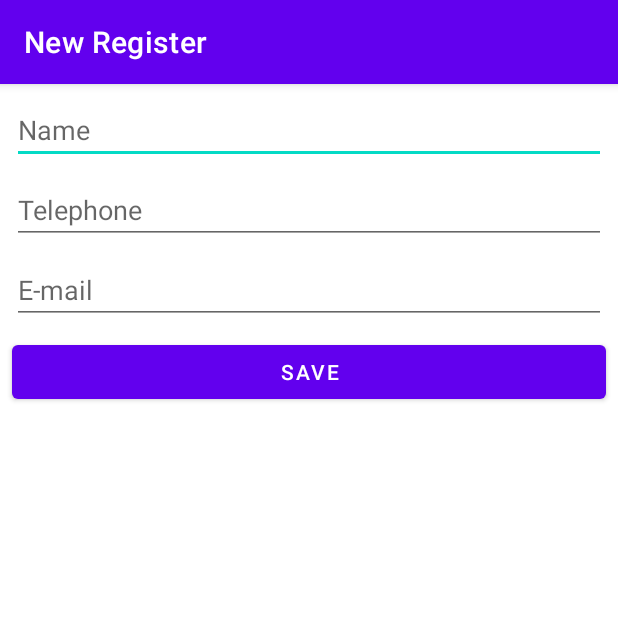
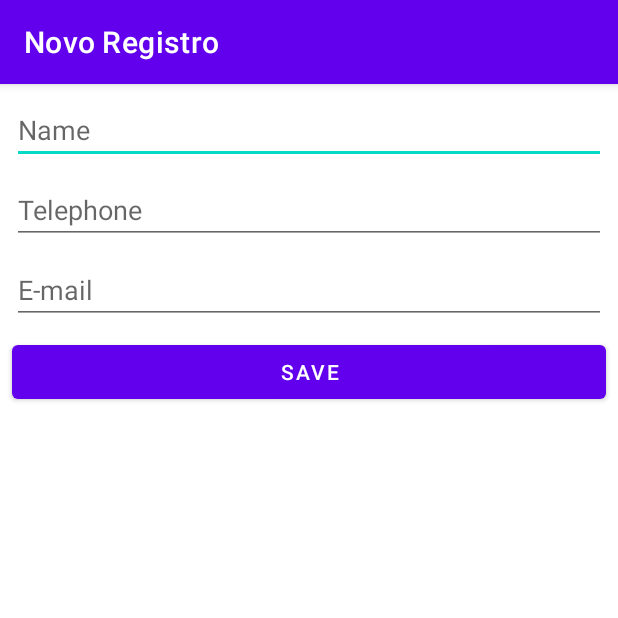
Before and after one commit to derlys-roman/Agenda_Curso_Alura, an Android app: the screen it shows after launch (StudentRegisterActivity), after a tap on "Adittion button", on a phone screen of 412 x 824 dp, the top half of it. Run offline under Robolectric (Android 15) with nearby library versions, the phone set to English and light mode, and no system bars.

Commit message:
Refactor, separate string in resource files and optimize

```diff
--- a/app/src/main/java/br/com/alura/agendadecadastrodealunodocursodaalura/ui/activity/StudentListActivity.kt
+++ b/app/src/main/java/br/com/alura/agendadecadastrodealunodocursodaalura/ui/activity/StudentListActivity.kt
@@ -5,6 +5,7 @@ import android.os.Bundle
 import android.widget.ArrayAdapter
 import android.widget.ListView
 import androidx.appcompat.app.AppCompatActivity
+import br.com.alura.agendadecadastrodealunodocursodaalura.R
 import br.com.alura.agendadecadastrodealunodocursodaalura.dao.PeopleDAO
 import br.com.alura.agendadecadastrodealunodocursodaalura.databinding.ActivityListStudentBinding
 import br.com.alura.agendadecadastrodealunodocursodaalura.model.People
@@ -25,14 +26,14 @@ class StudentListActivity(private val dao: PeopleDAO = PeopleDAO()) : AppCompatA
         binding = ActivityListStudentBinding.inflate(layoutInflater)
         setContentView(binding.root)
 
-        title = "Register"
+        title = getString(R.string.title_registers)
 
-        activityComponents()
+        startActivityComponents()
         addButton.setOnClickListener { buttonFab() }
 
     }
 
-    fun activityComponents(){
+    private fun startActivityComponents(){
         this.listView = binding.activityListStudentsListview
         this.addButton = binding.activityListStudentFab
     }
--- a/app/src/main/java/br/com/alura/agendadecadastrodealunodocursodaalura/ui/activity/StudentRegisterActivity.kt
+++ b/app/src/main/java/br/com/alura/agendadecadastrodealunodocursodaalura/ui/activity/StudentRegisterActivity.kt
@@ -4,6 +4,7 @@ import android.os.Bundle
 import android.widget.Button
 import android.widget.EditText
 import androidx.appcompat.app.AppCompatActivity
+import br.com.alura.agendadecadastrodealunodocursodaalura.R
 import br.com.alura.agendadecadastrodealunodocursodaalura.dao.PeopleDAO
 import br.com.alura.agendadecadastrodealunodocursodaalura.databinding.ActivityStudentRegisterBinding
 import br.com.alura.agendadecadastrodealunodocursodaalura.model.People
@@ -18,10 +19,10 @@ class StudentRegisterActivity(private val dao: PeopleDAO = PeopleDAO()) : AppCom
     override fun onCreate(savedInstanceState: Bundle?) {
         super.onCreate(savedInstanceState)
 
-        title = "New Register"
+        title = getString(R.string.title_new_register)
         binding = ActivityStudentRegisterBinding.inflate(layoutInflater)
         setContentView(binding.root)
-        inicializarCampos()
+        startActivityComponents()
         adicionarPessoa.setOnClickListener {
             savePeople()
         }
@@ -41,7 +42,7 @@ class StudentRegisterActivity(private val dao: PeopleDAO = PeopleDAO()) : AppCom
 
     }
 
-    private fun inicializarCampos() {
+    private fun startActivityComponents() {
         campoNome = binding.activityRegisterStudentName
         campoTelefone = binding.activityRegisterStudentTelephone
         campoEmail = binding.activityRegisterStudentEmail
--- a/app/src/main/res/values-night/strings.xml
+++ b/app/src/main/res/values-night/strings.xml
@@ -6,4 +6,7 @@
     <string name="hint_e_mail">E-mail</string>
     <string name="hint_save">Save</string>
     <string name="update_button">Update</string>
+    <string name="title_edit">Editando Cadastro</string>
+    <string name="title_new_register">Novo Registro</string>
+    <string name="title_registers">Registers</string>
 </resources>
--- a/app/src/main/res/values/strings.xml
+++ b/app/src/main/res/values/strings.xml
@@ -6,4 +6,7 @@
     <string name="hint_e_mail">E-mail</string>
     <string name="hint_save">Save</string>
     <string name="update_button">Update</string>
+    <string name="title_edit">Editando Cadastro</string>
+    <string name="title_new_register">Novo Registro</string>
+    <string name="title_registers">Registers</string>
 </resources>
```
Also changed, not shown: app/src/main/java/br/com/alura/agendadecadastrodealunodocursodaalura/dao/PeopleDAO.kt (+10 -8 lines), app/src/main/java/br/com/alura/agendadecadastrodealunodocursodaalura/ui/activity/EditActivity.kt (+11 -6 lines).
